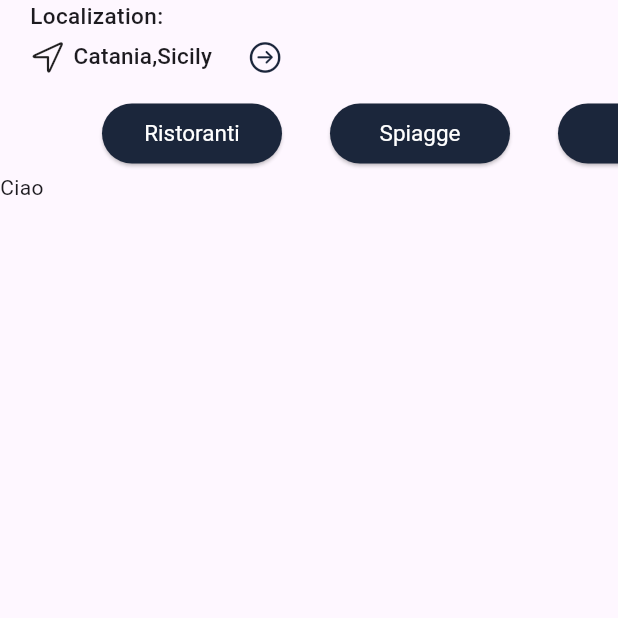
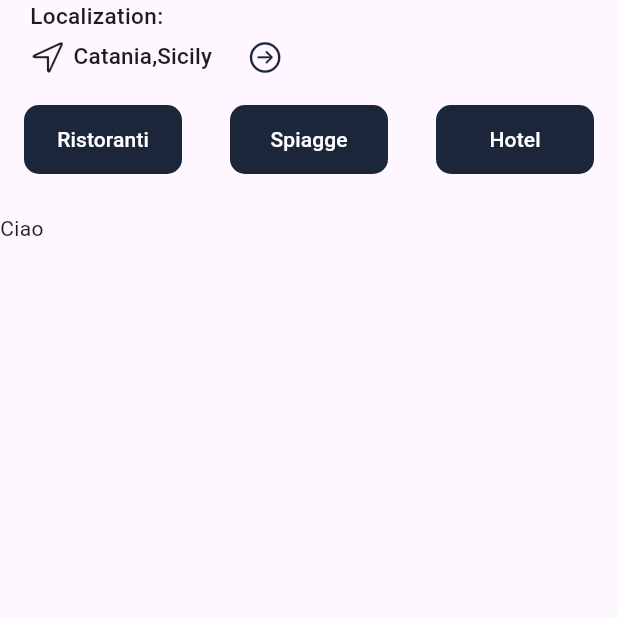
Before and after one commit to cardullo-italia/AppSeaEsplore, a Flutter app: the HomeScreenUser screen opened by its route, on a phone screen of 412 x 824 dp, the top half of it. Run offline on Flutter 3.47's test engine with Material 3 defaults, Android fonts, the phone set to English and light mode, and no system bars; our stand-ins replace get.

Commit message:
done tabBar

```diff
--- a/lib/controller/navigationController.dart
+++ b/lib/controller/navigationController.dart
@@ -11,5 +11,5 @@ class NavigationController extends GetxController {
     const HomeScreenUser(),
     const PrefScreenUser(),
     const ProfileScreenUser(),
-    ];
+  ];
 }
--- a/lib/router/tabBarNavigation.dart
+++ b/lib/router/tabBarNavigation.dart
@@ -5,11 +5,12 @@ import 'package:seaesplore/screens/tabBarScreen/ristorantiScreen.dart';
 import 'package:seaesplore/screens/tabBarScreen/spiaggeScreen.dart';
 
 class TabBarNavigation extends StatelessWidget {
-  const TabBarNavigation({super.key});
+   TabBarNavigation({super.key});
 
   @override
   Widget build(BuildContext context) {
     return const DefaultTabController(
+      initialIndex: 0,
       length: 3,
       child: Column(
         children: [
@@ -18,20 +19,28 @@ class TabBarNavigation extends StatelessWidget {
             indicator: BoxDecoration(),
             labelColor: Colors.black,
             unselectedLabelColor: Colors.grey,
-            isScrollable: true,
+            isScrollable: false,
             dividerHeight: 0,
+            mouseCursor: SystemMouseCursors.none,
             tabs: [
-              TabButton(text: "Ristoranti"),
-              TabButton(text: "Spiagge"),
-              TabButton(text: "Hotel"),
+              Tab(
+                child: TabButton(text: "Ristoranti"),
+              ),
+              Tab(
+                child: TabButton(text: "Spiagge"),
+              ),
+              Tab(
+                child: TabButton(text: "Hotel"),
+              )
             ],
           ),
+          SizedBox(height: 24),
           Expanded(
             child: TabBarView(
               children: [
                 TabBarScreenRistoranti(),
+                TabBarSpiaggeScreen(),
                 TabBarHotelScreen(),
-                TabBarSpiaggeScreen(),
               ],
             ),
           ),
--- a/lib/router/tabBottonWidget/tabButton.dart
+++ b/lib/router/tabBottonWidget/tabButton.dart
@@ -2,20 +2,28 @@ import 'package:flutter/material.dart';
 
 class TabButton extends StatelessWidget {
   final String text;
-  const TabButton({required this.text , super.key});
+
+  const TabButton({required this.text, super.key});
 
   @override
   Widget build(BuildContext context) {
-    return ElevatedButton(
-      onPressed: () => {},
-      style: ElevatedButton.styleFrom(
-        backgroundColor: const Color(0xFF1B263B),
-        fixedSize: const  Size(120, 35),
-        textStyle: const TextStyle(
-          fontSize: 15,
-        )
+    return SizedBox(
+      height: 55,
+      width: 130,
+      child: Container(
+        decoration: BoxDecoration(
+            color: const Color(0xFF1B263B),
+            borderRadius: BorderRadius.circular(10)),
+        child: Align(
+          alignment: Alignment.center,
+          child: Text(
+            text,
+            style: const TextStyle(
+              color: Colors.white
+            )
+          ),
+        ),
       ),
-      child:  Text(text , style: TextStyle(color:Colors.white))
     );
   }
 }
--- a/lib/screens/homeScreen.dart
+++ b/lib/screens/homeScreen.dart
@@ -39,8 +39,8 @@ class _HomeScreenUserState extends State<HomeScreenUser> {
                 ],
               ),
             ),
-            const SizedBox(height:15),
-            const Expanded(
+            const SizedBox(height:20),
+             Expanded(
               child: TabBarNavigation(),
             )
           ],
--- a/lib/screens/tabBarScreen/hotelScreen.dart
+++ b/lib/screens/tabBarScreen/hotelScreen.dart
@@ -10,6 +10,8 @@ class TabBarHotelScreen extends StatefulWidget {
 class _TabBarHotelScreenState extends State<TabBarHotelScreen> {
   @override
   Widget build(BuildContext context) {
-    return Container();
+    return Container(
+      child: Text("Hola")
+    );
   }
 }
--- a/lib/screens/tabBarScreen/spiaggeScreen.dart
+++ b/lib/screens/tabBarScreen/spiaggeScreen.dart
@@ -11,8 +11,7 @@ class _TabBarSpiaggeScreenState extends State<TabBarSpiaggeScreen> {
   @override
   Widget build(BuildContext context) {
     return Container(
-      child:
-      Text("Addio")
+      child: Text("Addio")
     );
   }
 }
```
Also changed, not shown: flutter_01.png (added).
